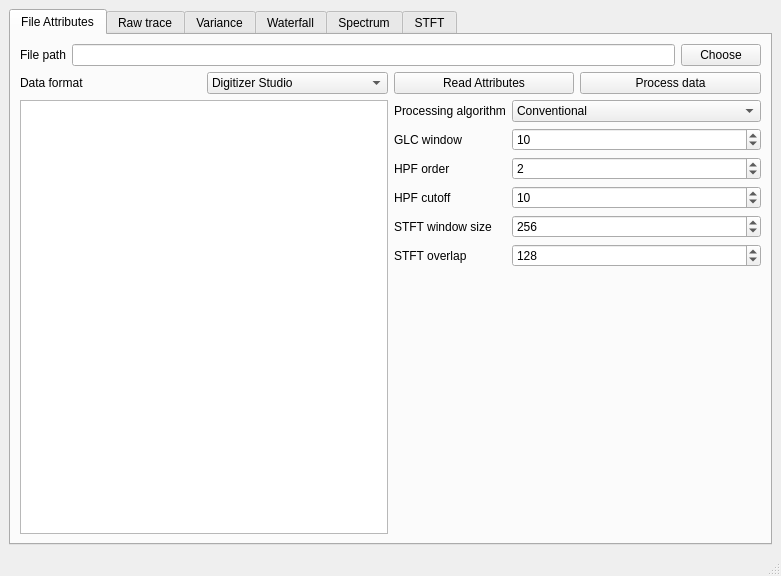
Old version of the form form.ui in the repository Mukesh25-dev/QT-SOFTWARE.
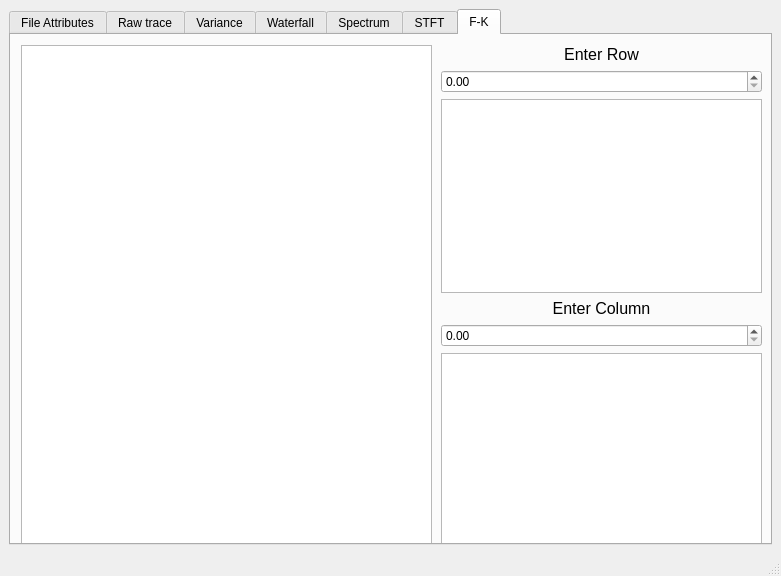
New version of the form. The open tabs and pages were chosen to show the change. Custom widgets are drawn as their Qt base class.

```diff
--- a/form.ui
+++ b/form.ui
@@ -506,6 +506,75 @@
         </item>
        </layout>
       </widget>
+      <widget class="QWidget" name="tab">
+       <attribute name="title">
+        <string>F-K</string>
+       </attribute>
+       <widget class="pyqtgraph" name="graphicsView_fk">
+        <property name="geometry">
+         <rect>
+          <x>10</x>
+          <y>10</y>
+          <width>411</width>
+          <height>501</height>
+         </rect>
+        </property>
+       </widget>
+       <widget class="QWidget" name="verticalLayoutWidget">
+        <property name="geometry">
+         <rect>
+          <x>430</x>
+          <y>10</y>
+          <width>321</width>
+          <height>501</height>
+         </rect>
+        </property>
+        <layout class="QVBoxLayout" name="verticalLayout_4">
+         <item>
+          <widget class="QLabel" name="label_f_row">
+           <property name="font">
+            <font>
+             <pointsize>12</pointsize>
+            </font>
+           </property>
+           <property name="text">
+            <string>Enter Row</string>
+           </property>
+           <property name="alignment">
+            <set>Qt::AlignCenter</set>
+           </property>
+          </widget>
+         </item>
+         <item>
+          <widget class="QDoubleSpinBox" name="doubleSpinBox_fkrow"/>
+         </item>
+         <item>
+          <widget class="QGraphicsView" name="graphicsView_fkrow"/>
+         </item>
+         <item>
+          <widget class="QLabel" name="label_fkcolumn">
+           <property name="font">
+            <font>
+             <pointsize>12</pointsize>
+            </font>
+           </property>
+           <property name="text">
+            <string>Enter Column</string>
+           </property>
+           <property name="alignment">
+            <set>Qt::AlignCenter</set>
+           </property>
+          </widget>
+         </item>
+         <item>
+          <widget class="QDoubleSpinBox" name="doubleSpinBox_fkcol"/>
+         </item>
+         <item>
+          <widget class="QGraphicsView" name="graphicsView_fkcol"/>
+         </item>
+        </layout>
+       </widget>
+      </widget>
      </widget>
     </item>
    </layout>
```
Left out of the diff: 195 changed lines with no effect on the pictures.
